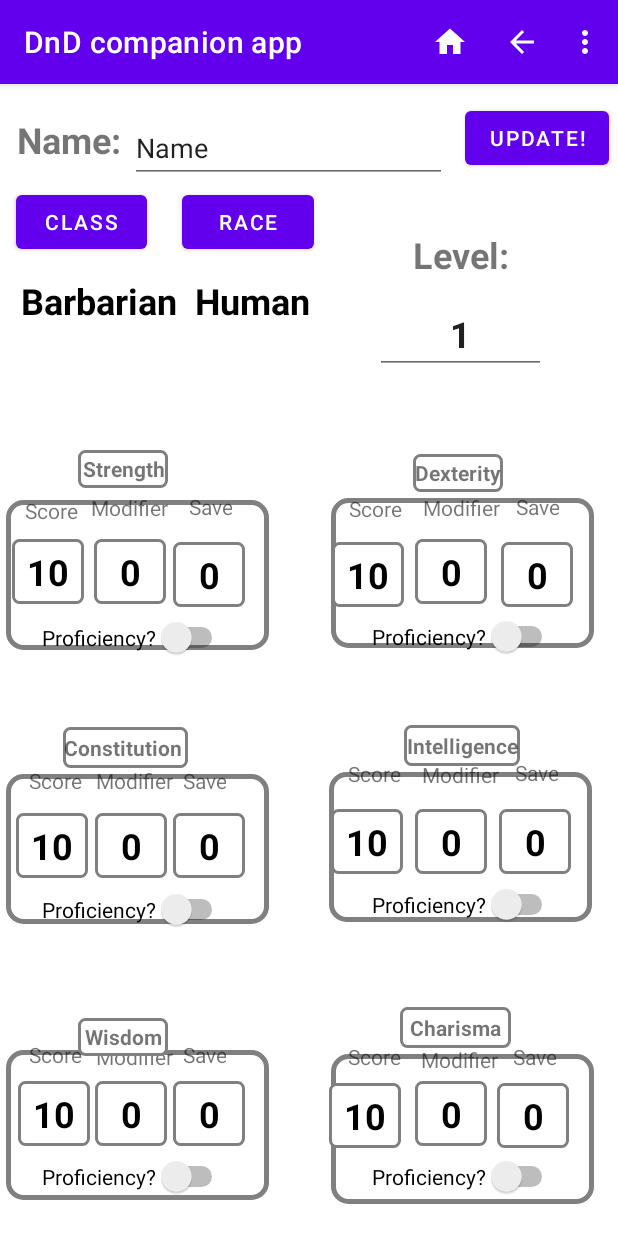
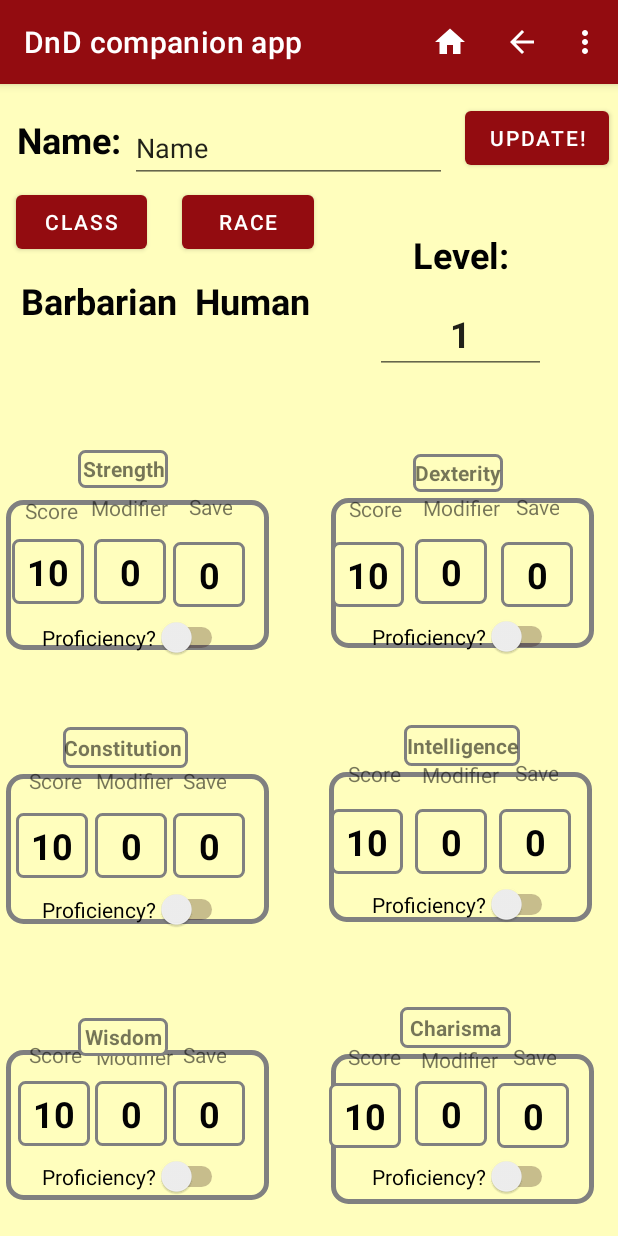
Before and after one commit to santtu321/dnd_companion_app_R21, an Android app: the Charactersheet screen opened directly, with no data from a screen before it, on a phone screen of 412 x 824 dp. Run offline under Robolectric (Android 15) with nearby library versions, the phone set to English and light mode, and no system bars.

Commit message:
V0.32
teemat ja värit on ny pistetty

```diff
--- a/Diceroller/app/src/main/java/com/example/myapplication/Charactersheet.kt
+++ b/Diceroller/app/src/main/java/com/example/myapplication/Charactersheet.kt
@@ -158,7 +158,8 @@ class Charactersheet : AppCompatActivity() {
 
             val proficiency = 2+(0.25*(charlevel-1)).nextDown().toInt()                             // tämä funktio laskee levelistä, mikä proficiency sinulla pitäisi olla.
 
-            updateText(proficiency)                                                                 // ja updatetaan modifier ja save textviewit
+            updateText(proficiency)
+                                                                                                                                // ja updatetaan modifier ja save textviewit
             //TODO
             //eli tähän  updatettaa arvot sinne databaseen
             //TODO
--- a/Diceroller/app/src/main/res/drawable/border.xml
+++ b/Diceroller/app/src/main/res/drawable/border.xml
@@ -1,6 +1,6 @@
 <?xml version="1.0" encoding="utf-8"?>
 <shape xmlns:android="http://schemas.android.com/apk/res/android" android:shape="rectangle" >
-    <solid android:color="@android:color/white" />
+    <solid android:color="@color/background" />
     <stroke android:width="3dp" android:color="#808080"/>
     <corners android:radius="10dp"/>
 </shape>
--- a/Diceroller/app/src/main/res/drawable/smallborder.xml
+++ b/Diceroller/app/src/main/res/drawable/smallborder.xml
@@ -1,6 +1,6 @@
 <?xml version="1.0" encoding="utf-8"?>
 <shape xmlns:android="http://schemas.android.com/apk/res/android" android:shape="rectangle" >
-    <solid android:color="@android:color/white" />
+    <solid android:color="@color/background" />
     <stroke android:width="2dp" android:color="#808080"/>
     <corners android:radius="4dp"/>
 </shape>
--- a/Diceroller/app/src/main/res/layout/activity_charactersheet.xml
+++ b/Diceroller/app/src/main/res/layout/activity_charactersheet.xml
@@ -5,6 +5,7 @@
     android:id="@+id/pLayout"
     android:layout_width="match_parent"
     android:layout_height="match_parent"
+    android:background="@color/background"
     tools:context=".Charactersheet">
 
     <TextView
@@ -45,7 +46,8 @@
         app:layout_constraintHorizontal_bias="0.0"
         app:layout_constraintStart_toStartOf="parent"
         app:layout_constraintTop_toTopOf="parent"
-        app:layout_constraintVertical_bias="0.965" />
+        app:layout_constraintVertical_bias="0.965"
+        android:theme="@style/ThemeOverlay.MySwitch"/>
 
     <TextView
         android:id="@+id/tViewSaveWis"
@@ -221,7 +223,8 @@
         app:layout_constraintHorizontal_bias="0.846"
         app:layout_constraintStart_toStartOf="parent"
         app:layout_constraintTop_toTopOf="parent"
-        app:layout_constraintVertical_bias="0.965" />
+        app:layout_constraintVertical_bias="0.965"
+        android:theme="@style/ThemeOverlay.MySwitch"/>
 
     <TextView
         android:id="@+id/textView89"
@@ -324,7 +327,8 @@
         app:layout_constraintHorizontal_bias="0.846"
         app:layout_constraintStart_toStartOf="parent"
         app:layout_constraintTop_toTopOf="parent"
-        app:layout_constraintVertical_bias="0.72" />
+        app:layout_constraintVertical_bias="0.72"
+        android:theme="@style/ThemeOverlay.MySwitch"/>
 
     <TextView
         android:id="@+id/textView83"
@@ -405,7 +409,9 @@
         app:layout_constraintHorizontal_bias="0.0"
         app:layout_constraintStart_toStartOf="parent"
         app:layout_constraintTop_toTopOf="parent"
-        app:layout_constraintVertical_bias="0.725" />
+        app:layout_constraintVertical_bias="0.725"
+        android:theme="@style/ThemeOverlay.MySwitch"
+        />
 
     <EditText
         android:id="@+id/eTextNumberCon"
@@ -625,7 +631,8 @@
         app:layout_constraintHorizontal_bias="0.846"
         app:layout_constraintStart_toStartOf="parent"
         app:layout_constraintTop_toTopOf="parent"
-        app:layout_constraintVertical_bias="0.479" />
+        app:layout_constraintVertical_bias="0.479"
+        android:theme="@style/ThemeOverlay.MySwitch"/>
 
     <TextView
         android:id="@+id/textView24"
@@ -695,6 +702,7 @@
         android:layout_height="wrap_content"
         android:layout_marginEnd="6dp"
         android:text="Name:"
+        android:textColor="@color/black"
         android:textSize="24sp"
         android:textStyle="bold"
         app:layout_constraintBottom_toBottomOf="parent"
@@ -760,7 +768,9 @@
         app:layout_constraintHorizontal_bias="0.097"
         app:layout_constraintStart_toStartOf="parent"
         app:layout_constraintTop_toTopOf="parent"
-        app:layout_constraintVertical_bias="0.48" />
+        app:layout_constraintVertical_bias="0.48"
+        android:theme="@style/ThemeOverlay.MySwitch"/>
+
 
     <TextView
         android:id="@+id/textView10"
@@ -940,6 +950,7 @@
         android:layout_height="wrap_content"
         android:layout_marginBottom="16dp"
         android:text="Level:"
+        android:textColor="@android:color/black"
         android:textSize="24sp"
         android:textStyle="bold"
         app:layout_constraintBottom_toTopOf="@+id/eTextNumberLvl"
--- a/Diceroller/app/src/main/res/layout/activity_main.xml
+++ b/Diceroller/app/src/main/res/layout/activity_main.xml
@@ -4,7 +4,8 @@
     xmlns:tools="http://schemas.android.com/tools"
     android:layout_width="match_parent"
     android:layout_height="match_parent"
-    tools:context=".MainActivity">
+    tools:context=".MainActivity"
+    android:background="@color/background">
 
     <Button
         android:id="@+id/bRoll"
--- a/Diceroller/app/src/main/res/layout/activity_main_database.xml
+++ b/Diceroller/app/src/main/res/layout/activity_main_database.xml
@@ -4,7 +4,8 @@
     xmlns:tools="http://schemas.android.com/tools"
     android:layout_width="match_parent"
     android:layout_height="match_parent"
-    tools:context=".MainActivity">
+    tools:context=".MainActivity"
+    android:background="@color/background">
 
     <androidx.recyclerview.widget.RecyclerView
         android:id="@+id/recyclerview"
--- a/Diceroller/app/src/main/res/layout/activity_new_character.xml
+++ b/Diceroller/app/src/main/res/layout/activity_new_character.xml
@@ -1,7 +1,8 @@
 <LinearLayout xmlns:android="http://schemas.android.com/apk/res/android"
     android:orientation="vertical"
     android:layout_width="match_parent"
-    android:layout_height="match_parent">
+    android:layout_height="match_parent"
+    android:background="@color/background">
 
     <EditText
         android:id="@+id/edit_word"
--- a/Diceroller/app/src/main/res/layout/activity_rule.xml
+++ b/Diceroller/app/src/main/res/layout/activity_rule.xml
@@ -4,7 +4,8 @@
     xmlns:tools="http://schemas.android.com/tools"
     android:layout_width="match_parent"
     android:layout_height="match_parent"
-    tools:context=".RuleActivity">
+    tools:context=".RuleActivity"
+    android:background="@color/background">
 
     <Button
         android:id="@+id/btn_getData"
--- a/Diceroller/app/src/main/res/layout/activity_sum.xml
+++ b/Diceroller/app/src/main/res/layout/activity_sum.xml
@@ -4,7 +4,8 @@
     xmlns:tools="http://schemas.android.com/tools"
     android:layout_width="match_parent"
     android:layout_height="match_parent"
-    tools:context=".sumActivity">
+    tools:context=".sumActivity"
+    android:background="@color/background">
 
     <EditText
         android:id="@+id/eText2"
--- a/Diceroller/app/src/main/res/layout/recyclerview_item.xml
+++ b/Diceroller/app/src/main/res/layout/recyclerview_item.xml
@@ -9,5 +9,5 @@
         style="@style/word_title"
         android:layout_width="match_parent"
         android:layout_height="wrap_content"
-        android:background="@android:color/holo_orange_light" />
+        android:background="@color/background_accent" />
 </LinearLayout>
--- a/Diceroller/app/src/main/res/values/styles.xml
+++ b/Diceroller/app/src/main/res/values/styles.xml
@@ -8,6 +8,15 @@
         <item name="colorAccent">@color/colorAccent</item>
     </style>
 
+    <style name="ThemeOverlay.MySwitch" parent="">
+
+        <item name="colorControlActivated">#930C10</item>
+        <item name="colorSwitchThumbNormal">#290000</item>
+        <item name="android:colorForeground">#290000</item>
+
+    </style>
+
+
     <!-- The default font for RecyclerView items is too small.
     The margin is a simple delimiter between the words. -->
     <style name="word_title">
--- a/Diceroller/app/src/main/res/values/themes.xml
+++ b/Diceroller/app/src/main/res/values/themes.xml
@@ -2,12 +2,12 @@
     <!-- Base application theme. -->
     <style name="Theme.MyApplication" parent="Theme.MaterialComponents.DayNight.DarkActionBar">
         <!-- Primary brand color. -->
-        <item name="colorPrimary">@color/purple_500</item>
-        <item name="colorPrimaryVariant">@color/purple_700</item>
+        <item name="colorPrimary">@color/red_primary</item>
+        <item name="colorPrimaryVariant">@color/red_primary_darker</item>
         <item name="colorOnPrimary">@color/white</item>
         <!-- Secondary brand color. -->
-        <item name="colorSecondary">@color/teal_200</item>
-        <item name="colorSecondaryVariant">@color/teal_700</item>
+        <item name="colorSecondary">@color/red_secondary1</item>
+        <item name="colorSecondaryVariant">@color/red_secondary2</item>
         <item name="colorOnSecondary">@color/black</item>
         <!-- Status bar color. -->
         <item name="android:statusBarColor" tools:targetApi="l">?attr/colorPrimaryVariant</item>
```
Also changed, not shown: Diceroller/app/src/main/res/values/colors.xml (+21 -2 lines).
